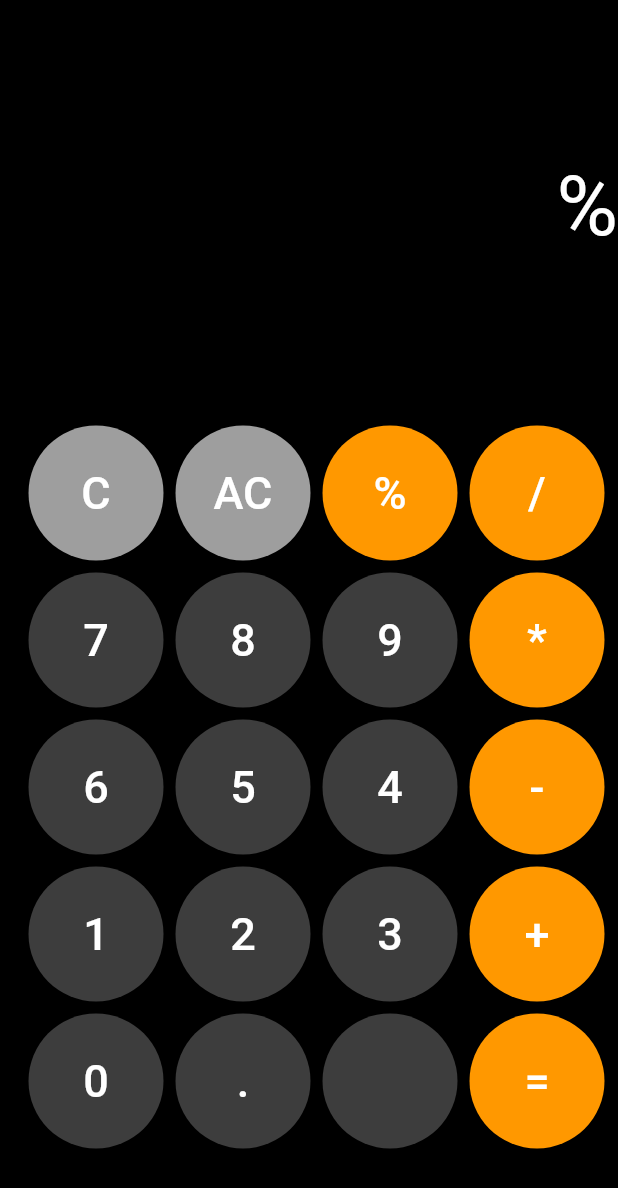
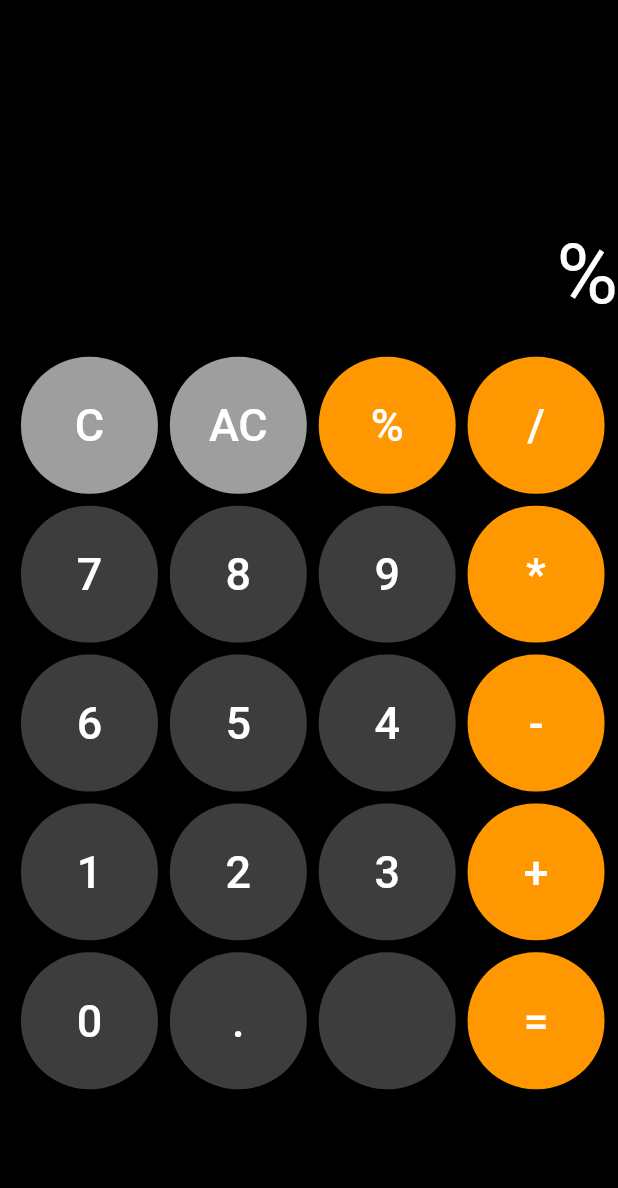
Before and after one commit to ibrahimatmaca/calculator_example, a Flutter app: the screen it shows after launch, after a tap on an icon or button, on a phone screen of 412 x 824 dp. Shown: the top 1188 px of the screen. Run offline on Flutter 3.47's test engine with Material 2 defaults, Android fonts, the phone set to English and light mode, and no system bars; our stand-ins replace math_expressions.

Commit message:
add Icon
change Icon, Text and phone screen size

```diff
--- a/lib/main.dart
+++ b/lib/main.dart
@@ -1,12 +1,19 @@
 import 'package:calculator_example/pages/CalculatorPage.dart';
 import 'package:flutter/material.dart';
+import 'package:flutter/services.dart';
 
-void main() => runApp(MyApp());
+void main() {
+  runApp(MyApp());
+}
 
 class MyApp extends StatelessWidget {
   // This widget is the root of your application.
   @override
   Widget build(BuildContext context) {
+    SystemChrome.setPreferredOrientations([
+        DeviceOrientation.portraitUp,
+        DeviceOrientation.portraitDown,
+    ]);
     return MaterialApp(
       debugShowCheckedModeBanner: false,
       title: 'Flutter Demo',
--- a/lib/pages/CalculatorPage.dart
+++ b/lib/pages/CalculatorPage.dart
@@ -10,6 +10,7 @@ class Calculator extends StatefulWidget {
 
 class _CalculatorState extends State<Calculator> {
   String _data = "";
+  String _oldOperation = "";
 
   List<String> items = [
     'C',
@@ -38,31 +39,56 @@ class _CalculatorState extends State<Calculator> {
   Widget build(BuildContext context) {
     return Scaffold(
       backgroundColor: Colors.black,
-      body: Column(
+      body: Container(
+        child: Column(
           mainAxisAlignment: MainAxisAlignment.center,
           children: <Widget>[
-          Expanded(
-            flex: 1,
-            child: Container(
-                alignment: Alignment.centerRight,
-                child: Text(
-                  _data,
-                  style: TextStyle(color: Colors.white, fontSize: 56),
-                )),
+            Container(
+              child: _upTextColumn(),
             ),
             Expanded(
-            flex: 2,
               child: _gridViewBuilder(),
             ),
           ],
         ),
+      ),
     );
   }
 
-  // TODO: Burada gridview ile gridlerimizi yaratarak butonlar oluşturduk
+// TODO: Here is the field to be inspected when the calculator's buttons are clicked.
+  _upTextColumn() {
+    return Column(
+      mainAxisAlignment: MainAxisAlignment.center,
+      children: <Widget>[
+        Container(
+          height: MediaQuery.of(context).size.height/6,
+          alignment: Alignment.centerLeft,
+          child: Text(
+            _oldOperation,
+            maxLines: 1,
+            overflow: TextOverflow.ellipsis,
+            style: TextStyle(color: Colors.white38, fontSize: 36),
+          ),
+        ),
+        Container(
+          height: MediaQuery.of(context).size.height/9,
+          alignment: Alignment.centerRight,
+          child: Text(
+            _data,
+            maxLines: 1,
+            overflow: TextOverflow.ellipsis,
+            style: TextStyle(color: Colors.white, fontSize: 56),
+          ),
+        ),
+      ],
+    );
+  }
+
+  // TODO: Here we created our grids with gridview and created buttons.
   GridView _gridViewBuilder() {
     return GridView.builder(
-        padding: EdgeInsets.only(left: 15,right: 5,top: 5,bottom: 5),
+        padding: EdgeInsets.only(left: 10, right: 5, top: 5, bottom: 5),
+        physics: NeverScrollableScrollPhysics(),
         itemCount: items.length,
         gridDelegate:
             SliverGridDelegateWithFixedCrossAxisCount(crossAxisCount: 4),
@@ -91,7 +117,7 @@ class _CalculatorState extends State<Calculator> {
   Color _colorSelect(int _index) {
     if (_index < 2)
       return Colors.grey;
-    else if (_index == 2 ||_index % 4 == 3)
+    else if (_index == 2 || _index % 4 == 3)
       return Colors.orange;
     else
       return Colors.white24;
@@ -101,29 +127,32 @@ class _CalculatorState extends State<Calculator> {
     if (_index >= 2) {
       if (_data == "" || _data == "0")
         _data = items[_index];
-      else if (_index == items.length - 1) //Equals
+      else if ("=" == items[_index]) //Equals
         equalsData();
-      else
+      else {
         _data = _data + items[_index];
+        _oldOperation = _data;
+      }
     } else if (_index == 0 && _data.length != 0) {
       // C
       deleteChar();
     } else if (_index == 1) {
       //AC
       _data = "";
+      _oldOperation = "";
     }
   }
 
   deleteChar() {
     _data = _data.substring(0, _data.length - 1);
+    _oldOperation = _oldOperation.substring(0, _oldOperation.length - 1);
   }
 
-  equalsData() { // Equals function
+// Equals function
+  equalsData() {
     Parser _parse = Parser();
     Expression _exp = _parse.parse(_data);
     ContextModel cm = ContextModel();
     _data = '${_exp.evaluate(EvaluationType.REAL, cm)}';
   }
-
-
 }
```
Also changed, not shown: assets/calcu.png (added), 7 other files. Lines whose indentation alone changed are shown as unchanged.
